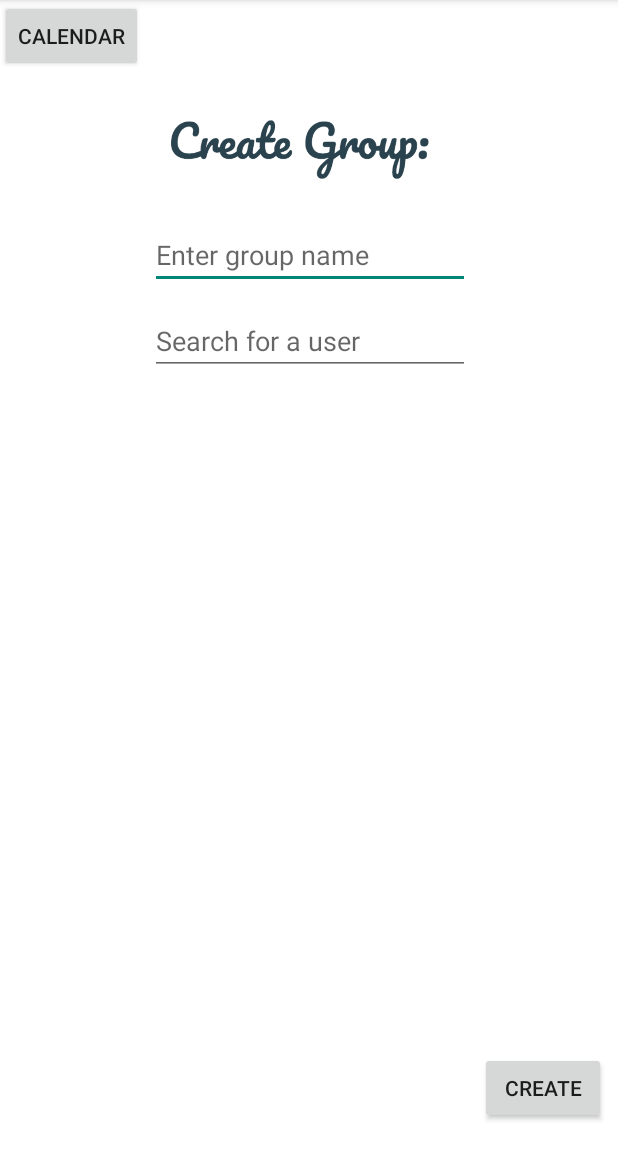
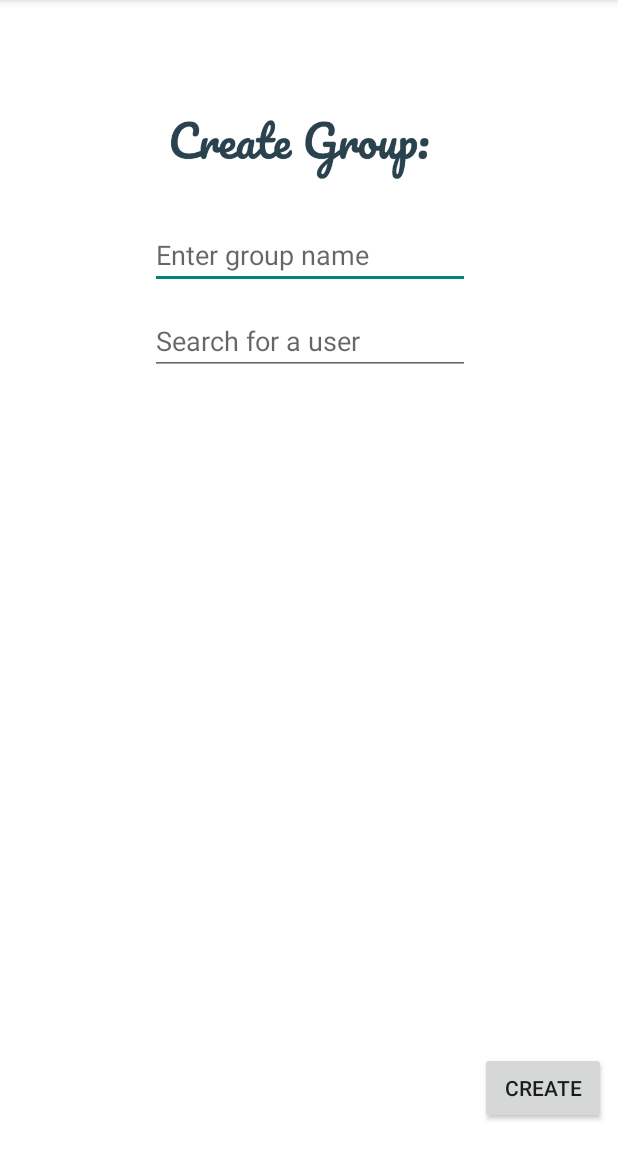
Before and after one commit to FBU2k18/SchedulingApp, an Android app: the GroupCreationActivity screen opened directly, with no data from a screen before it, on a phone screen of 412 x 824 dp, the part 84-1236 px from its top. Run offline under Robolectric (Android 15) with nearby library versions, the phone set to English and light mode, and no system bars; our stand-ins replace Firebase (no records; nobody signed in at launch, a user with empty details on screens opened directly); pictures from the network do not load; Roboto replaces fonts that are not available here.

```diff
--- a/app/src/main/java/com/emmabr/schedulingapp/GroupCreationActivity.java
+++ b/app/src/main/java/com/emmabr/schedulingapp/GroupCreationActivity.java
@@ -79,7 +79,6 @@ public class GroupCreationActivity extends AppCompatActivity {
         etGroupName = findViewById(R.id.etGroupName);
         etSearchUser = findViewById(R.id.etSearchUser);
         btnCreate = findViewById(R.id.btnCreate);
-        mCalendarButton = findViewById(R.id.btCalendar);
 
         //TODO: on edit text changed
         etSearchUser.addTextChangedListener(new TextWatcher() {
@@ -113,14 +112,6 @@ public class GroupCreationActivity extends AppCompatActivity {
                 finish();
 
 
-            }
-        });
-
-        mCalendarButton.setOnClickListener(new View.OnClickListener() {
-            @Override
-            public void onClick(View view) {
-                Intent calendarIntent = new Intent(GroupCreationActivity.this, CalendarClient.class);
-                startActivity(calendarIntent);
             }
         });
     }
--- a/app/src/main/java/com/emmabr/schedulingapp/Models/User.java
+++ b/app/src/main/java/com/emmabr/schedulingapp/Models/User.java
@@ -55,10 +55,6 @@ public class User {
         this.userId = userId;
     }
 
-    public String getUserId() {
-        return userId;
-    }
-
     // add user to database
     public static void saveUser(User inputUser) {
         inputUser.setUserId(FirebaseAuth.getInstance().getCurrentUser().getUid());
--- a/app/src/main/res/layout/activity_group_creation.xml
+++ b/app/src/main/res/layout/activity_group_creation.xml
@@ -67,14 +67,6 @@
         app:layout_constraintTop_toBottomOf="@+id/etSearchUser"
         app:layout_constraintVertical_bias="0.0" />
 
-    <Button
-        android:id="@+id/btCalendar"
-        android:layout_width="wrap_content"
-        android:layout_height="wrap_content"
-        android:text="Calendar"
-        tools:layout_editor_absoluteX="279dp"
-        tools:layout_editor_absoluteY="289dp" />
-
     <ImageView
         android:id="@+id/imageView2"
         android:layout_width="209dp"
```
Also changed, not shown: app/src/main/java/com/emmabr/schedulingapp/CalendarClient.java (+107 -107 lines), app/src/main/java/com/emmabr/schedulingapp/GroupActivity.java (+20 -1 lines), app/src/main/java/com/emmabr/schedulingapp/RegisterActivity.java (+34 -9 lines).
